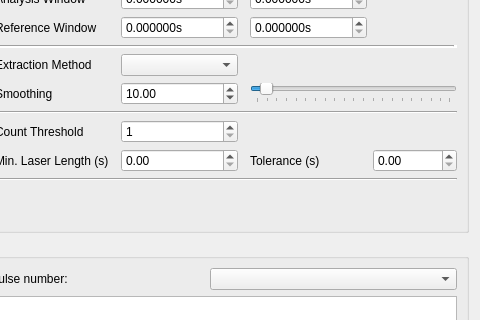
Old version of the form gui/pulsed/ui_pulse_extraction.ui in the repository Ulm-IQO/qudi; both pictures show x 319 to 799 and y 107 to 427 of the 799 by 686 pixel window.
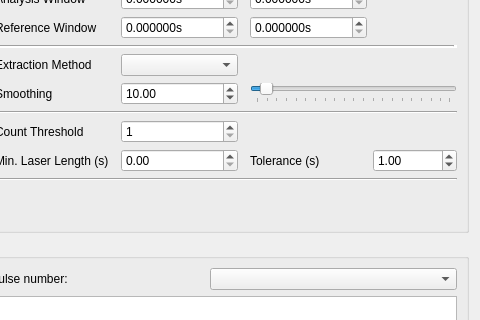
New version of the form. Custom widgets are drawn as their Qt base class.

Commit message: WIP on interfacing the new PulsedMasterLogic with the GUI

```diff
--- a/gui/pulsed/ui_pulse_extraction.ui
+++ b/gui/pulsed/ui_pulse_extraction.ui
@@ -149,6 +149,9 @@
           <property name="maximum">
            <double>999999999.000000000000000</double>
           </property>
+          <property name="value">
+           <double>1.000000000000000</double>
+          </property>
          </widget>
         </item>
         <item row="3" column="0">
```
The commit also changes 6 other files.
